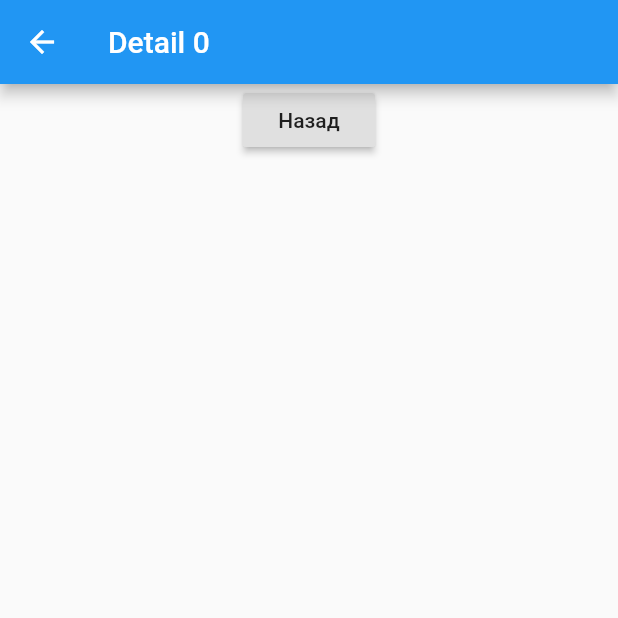
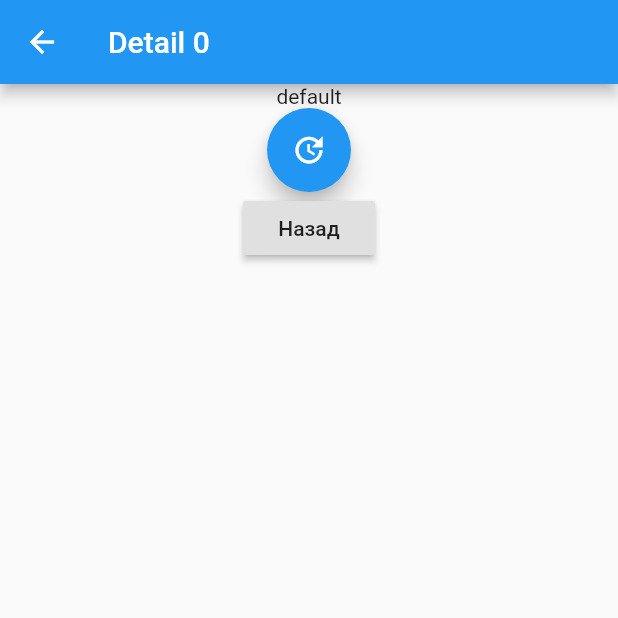
Before and after one commit to ArlanchikDrey/BLoC, a Flutter app: the screen it shows after launch, after a tap on "Открыть второе окно", on a phone screen of 412 x 824 dp, the top half of it. Run offline on Flutter 3.47's test engine with Material 2 defaults, Android fonts, the phone set to English and light mode, and no system bars; network calls fail.

Commit message:
add button in Detail page

```diff
--- a/lib/widgets/moredetails/DetailWidget.dart
+++ b/lib/widgets/moredetails/DetailWidget.dart
@@ -1,3 +1,4 @@
+import 'package:bloc_pattern/widgets/moredetails/GetUsers.dart';
 import 'package:flutter/cupertino.dart';
 import 'package:flutter/material.dart';
 
@@ -18,6 +19,7 @@ class DetailWidget extends StatelessWidget{
        body: Center(
          child: Column(
            children: <Widget>[
+              GetUsers(),
               RaisedButton(
                 onPressed: () {_close(context);},
                 child: Text("Назад"),
--- /dev/null
+++ b/lib/widgets/moredetails/GetUsers.dart
@@ -0,0 +1,37 @@
+import 'package:flutter/material.dart';
+
+class GetUsers extends StatefulWidget{
+  @override
+  State<StatefulWidget> createState() {
+    return UserState();
+  }
+}
+
+class UserState extends State<GetUsers>{
+  String _response = "default";
+  int _i = 0;
+
+  void _updateText(){
+    setState(() {
+      _response = "click numbers: ${_i++}";
+    });
+  }
+
+  @override
+  Widget build(BuildContext context) {
+
+    return Center(
+      child: Column(
+        children: [
+          Text(_response),
+          FloatingActionButton(
+            onPressed: _updateText,
+            tooltip: 'Обновить текст',
+            child: Icon(Icons.update),
+          ),
+        ]
+      )
+    );
+  }
+
+}
--- a/pubspec.yaml
+++ b/pubspec.yaml
@@ -26,3 +26,4 @@ flutter:
   uses-material-design: true
   assets:
     - "lib/resources/en-US.json"
+    - "lib/resources/strings.dart"
```
Also changed, not shown: lib/resources/en-US.json (+20 -0 lines), lib/ui/widgets/listview/MyList.dart (added, +25 -0 lines), lib/ui/widgets/openurlwidget/BodyWidget.dart (added, +80 -0 lines).
